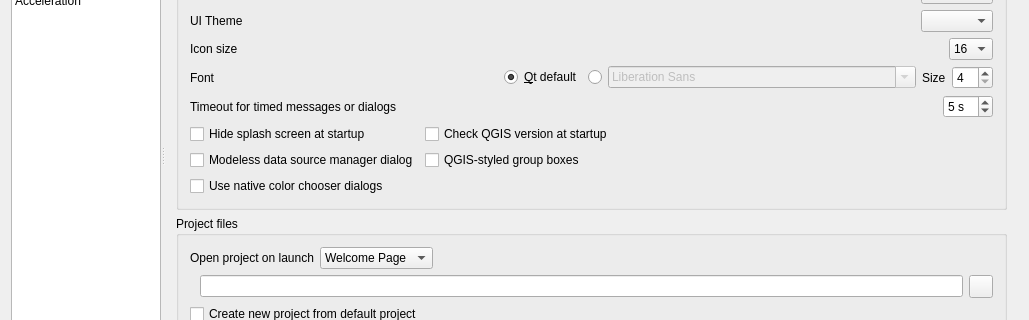
This is src/ui/qgsoptionsbase.ui in carsmie/QGIS as Qt 5 draws it before an edit; both pictures show x 0 to 1029 and y 270 to 590 of the 1029 by 878 pixel window. The edited form follows.
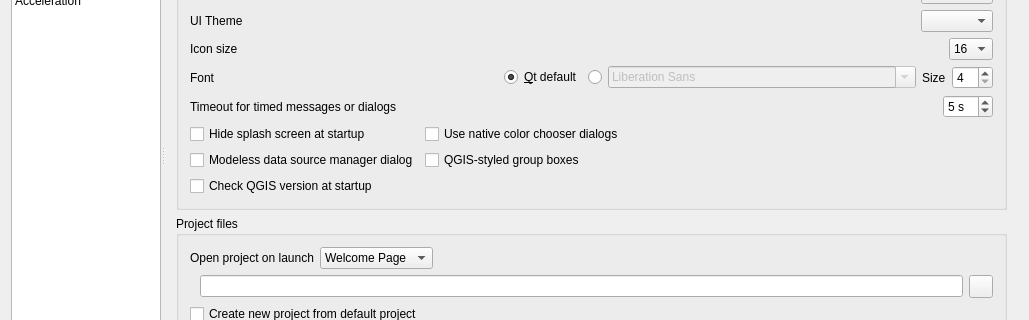
This is the edited form. The open tabs and pages were chosen to show the change. Icons and pictures are not drawn. Custom widgets are drawn as their Qt base class.

Commit message:
Add new "allowVersionCheck" setting
If true, users may control whether the version check is enabled
or disabled through the QGIS settings dialog. (The default
check behavior is determined by the existing 'checkVersion' setting).

If false, no version checking will be performed AND users will NOT
have an option to enable this check in the settings dialog.

This setting is intended for use in enterprise installs where QGIS version
management is handled centrally.

Diff of the .ui file:
```diff
--- a/src/ui/qgsoptionsbase.ui
+++ b/src/ui/qgsoptionsbase.ui
@@ -694,6 +694,20 @@
                     <property name="topMargin">
                      <number>0</number>
                     </property>
+                    <item row="2" column="0">
+                     <widget class="QCheckBox" name="cbxCheckVersion">
+                      <property name="text">
+                       <string>Check QGIS version at startup</string>
+                      </property>
+                     </widget>
+                    </item>
+                    <item row="0" column="1">
+                     <widget class="QCheckBox" name="mNativeColorDialogsChkBx">
+                      <property name="text">
+                       <string>Use native color chooser dialogs</string>
+                      </property>
+                     </widget>
+                    </item>
                     <item row="1" column="0">
                      <widget class="QCheckBox" name="mDataSourceManagerNonModal">
                       <property name="toolTip">
@@ -711,13 +725,6 @@
                       </property>
                      </widget>
                     </item>
-                    <item row="0" column="1">
-                     <widget class="QCheckBox" name="cbxCheckVersion">
-                      <property name="text">
-                       <string>Check QGIS version at startup</string>
-                      </property>
-                     </widget>
-                    </item>
                     <item row="0" column="0">
                      <widget class="QCheckBox" name="cbxHideSplash">
                       <property name="sizePolicy">
@@ -731,13 +738,6 @@
                       </property>
                      </widget>
                     </item>
-                    <item row="2" column="0">
-                     <widget class="QCheckBox" name="mNativeColorDialogsChkBx">
-                      <property name="text">
-                       <string>Use native color chooser dialogs</string>
-                      </property>
-                     </widget>
-                    </item>
                    </layout>
                   </item>
                  </layout>
```
Left out of the diff: 18 changed lines with no effect on the pictures. The commit also changes 3 other files.
